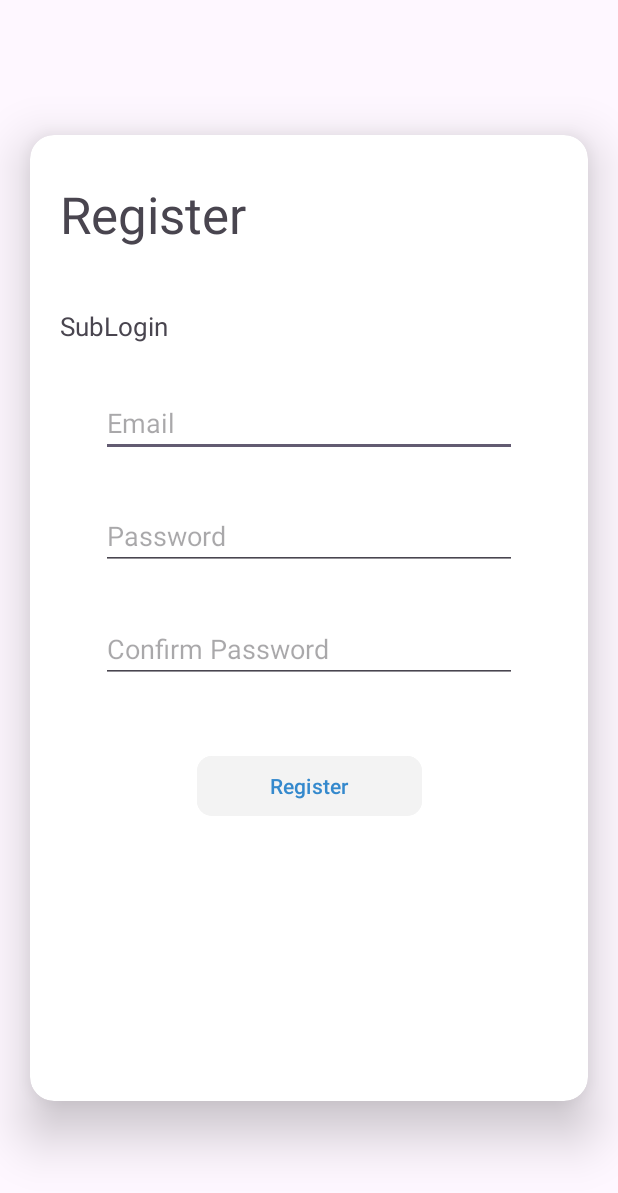
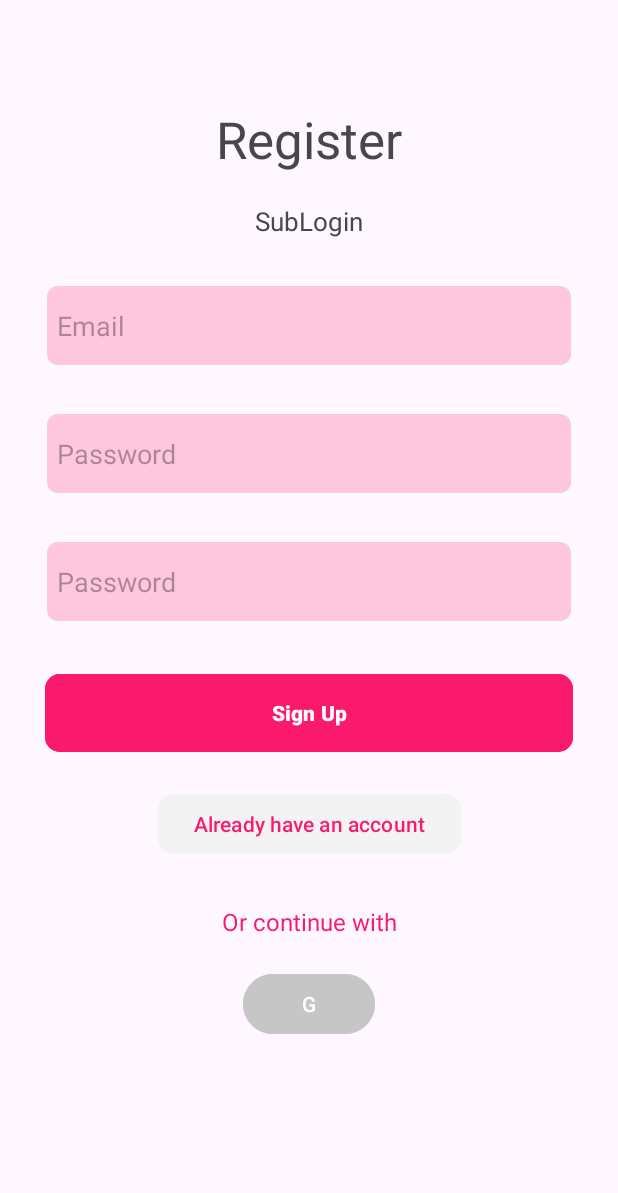
Before and after one commit to AdriaRod/EconomyKanban, an Android app: the Register screen opened directly, with no data from a screen before it, on a phone screen of 412 x 824 dp. Shown: the top 1193 px of the screen. Run offline under Robolectric (Android 15) with nearby library versions, the phone set to English and light mode, and no system bars.

Commit message:
New Login/Register

```diff
--- /dev/null
+++ b/app/src/main/res/drawable/edit_text_background.xml
@@ -0,0 +1,9 @@
+<?xml version="1.0" encoding="utf-8"?>
+    <shape xmlns:android="http://schemas.android.com/apk/res/android"
+        android:shape="rectangle">
+        <solid android:color="#FFC7DC"/>
+        <stroke
+            android:width="1dp"
+            android:color="#F4FAFF"/>
+        <corners android:radius="8dp"/>
+    </shape>
--- a/app/src/main/res/layout/activity_register.xml
+++ b/app/src/main/res/layout/activity_register.xml
@@ -7,33 +7,20 @@
     android:onClick="openLogin"
     tools:context=".Register">
 
-    <ImageView
-        android:id="@+id/backgroundImage"
-        android:layout_width="match_parent"
-        android:layout_height="match_parent"
-        android:scaleType="centerCrop" />
-
-    <androidx.cardview.widget.CardView
-        android:layout_width="match_parent"
-        android:layout_height="match_parent"
-        android:layout_marginHorizontal="20dp"
-        android:layout_marginVertical="90dp"
-        app:cardBackgroundColor="#ffffff"
-        app:cardCornerRadius="16dp"
-        app:cardElevation="20dp">
-
     <!-- Aquí puedes colocar directamente tus elementos dentro del CardView -->
     <androidx.constraintlayout.widget.ConstraintLayout
         android:layout_width="match_parent"
-            android:layout_height="match_parent">
+        android:layout_height="match_parent"
+        android:onClick="openSignup">
 
         <TextView
             android:id="@+id/register"
             android:layout_width="match_parent"
             android:layout_height="wrap_content"
             android:layout_marginHorizontal="20dp"
-                android:layout_marginTop="30dp"
+            android:layout_marginTop="70dp"
             android:text="@string/Register"
+            android:gravity="center"
             android:textSize="34sp"
             app:layout_constraintEnd_toEndOf="parent"
             app:layout_constraintStart_toStartOf="parent"
@@ -44,7 +31,8 @@
             android:layout_width="match_parent"
             android:layout_height="wrap_content"
             android:layout_marginHorizontal="20dp"
-                android:layout_marginTop="40dp"
+            android:layout_marginTop="20dp"
+            android:gravity="center"
             android:text="@string/SubLogin"
             android:textSize="17dp"
             app:layout_constraintTop_toBottomOf="@id/register"
@@ -52,58 +40,102 @@
 
         <EditText
             android:id="@+id/email"
-                android:layout_width="wrap_content"
-                android:layout_height="wrap_content"
-                android:layout_marginStart="30dp"
+            android:layout_width="0dp"
+            android:layout_marginHorizontal="30dp"
+            android:layout_height="55dp"
             android:layout_marginTop="30dp"
-                android:layout_marginEnd="30dp"
-                android:ems="13"
+            android:ems="20"
+            android:background="@drawable/edit_text_background"
             android:hint="@string/Email"
             android:inputType="textEmailAddress"
+            android:paddingStart="8dp"
             app:layout_constraintEnd_toEndOf="parent"
             app:layout_constraintStart_toStartOf="parent"
             app:layout_constraintTop_toBottomOf="@id/descRegister" />
 
         <EditText
             android:id="@+id/passw"
-                android:layout_width="wrap_content"
-                android:layout_height="wrap_content"
+            android:layout_width="0dp"
+            android:layout_height="55dp"
             android:layout_marginTop="30dp"
+            android:layout_marginHorizontal="30dp"
             android:ems="13"
             android:hint="@string/Passw"
             android:inputType="textPassword"
+            android:background="@drawable/edit_text_background"
+            android:paddingStart="8dp"
             app:layout_constraintEnd_toEndOf="parent"
             app:layout_constraintStart_toStartOf="parent"
             app:layout_constraintTop_toBottomOf="@id/email" />
 
         <EditText
             android:id="@+id/cPassw"
-                android:layout_width="wrap_content"
-                android:layout_height="wrap_content"
+            android:layout_width="0dp"
+            android:layout_height="55dp"
             android:layout_marginTop="30dp"
+            android:layout_marginHorizontal="30dp"
             android:ems="13"
-                android:hint="@string/cPassw"
+            android:hint="@string/Passw"
             android:inputType="textPassword"
+            android:background="@drawable/edit_text_background"
+            android:paddingStart="8dp"
             app:layout_constraintEnd_toEndOf="parent"
             app:layout_constraintStart_toStartOf="parent"
             app:layout_constraintTop_toBottomOf="@id/passw" />
 
         <Button
-                android:id="@+id/cRegister"
-                android:layout_width="150dp"
-                android:layout_height="wrap_content"
-                android:layout_marginTop="120dp"
-                android:backgroundTint="#F3F3F3"
-                android:onClick="openLogin"
-                android:text="@string/Register"
-                android:textColor="#3489CD"
+            android:id="@+id/cLogin"
+            android:layout_width="0dp"
+            android:layout_marginHorizontal="30dp"
+            android:layout_height="60dp"
+            android:layout_marginTop="30dp"
+            android:backgroundTint="#F91A6D"
+            android:onClick="openMain"
+            android:text="@string/cSignUp"
+            android:textStyle="bold"
             app:cornerRadius="10dp"
             app:layout_constraintEnd_toEndOf="parent"
             app:layout_constraintStart_toStartOf="parent"
-                app:layout_constraintTop_toBottomOf="@id/passw" />
+            app:layout_constraintTop_toBottomOf="@id/cPassw" />
+
+        <Button
+            android:id="@+id/cRegister"
+            android:layout_width="wrap_content"
+            android:layout_height="wrap_content"
+            android:layout_marginTop="20dp"
+            android:backgroundTint="#F3F3F3"
+            android:onClick="openSignup"
+            android:text="@string/AlrAcc"
+            android:textColor="#F91A6D"
+            app:cornerRadius="10dp"
+            app:layout_constraintEnd_toEndOf="parent"
+            app:layout_constraintStart_toStartOf="parent"
+            app:layout_constraintTop_toBottomOf="@id/cLogin" />
+
+        <TextView
+            android:id="@+id/orContinueWith"
+            android:layout_width="wrap_content"
+            android:layout_height="wrap_content"
+            android:layout_marginTop="30dp"
+            android:textSize="16dp"
+            android:text="@string/contWith"
+            android:textColor="#F91A6D"
+            app:layout_constraintEnd_toEndOf="parent"
+            app:layout_constraintStart_toStartOf="parent"
+            app:layout_constraintTop_toBottomOf="@id/cRegister" />
+
+        <Button
+            android:layout_width="wrap_content"
+            android:layout_height="wrap_content"
+            android:layout_marginTop="20dp"
+            android:backgroundTint="#C6C6C6"
+            app:layout_constraintStart_toStartOf="parent"
+            android:text="G"
+            app:layout_constraintEnd_toEndOf="parent"
+            app:layout_constraintTop_toBottomOf="@id/orContinueWith"
+            />
 
     </androidx.constraintlayout.widget.ConstraintLayout>
 
-    </androidx.cardview.widget.CardView>
 
 </androidx.constraintlayout.widget.ConstraintLayout>
--- a/app/src/main/res/values/strings.xml
+++ b/app/src/main/res/values/strings.xml
@@ -6,6 +6,10 @@
     <string name="Passw">Password</string>
     <string name="cPassw">Confirm Password</string>
     <string name="cLogin">Login</string>
+    <string name="cSignUp">Sign Up</string>
     <string name="Register">Register</string>
-    <string name="fPassw">Remember your password</string>
+    <string name="fPassw">Forgot your password?</string>
+    <string name="CreateAcc">Create new account</string>
+    <string name="AlrAcc">Already have an account</string>
+    <string name="contWith">Or continue with</string>
 </resources>
```
Also changed, not shown: app/src/main/res/layout/activity_login.xml (+59 -37 lines). Lines whose indentation alone changed are shown as unchanged.
